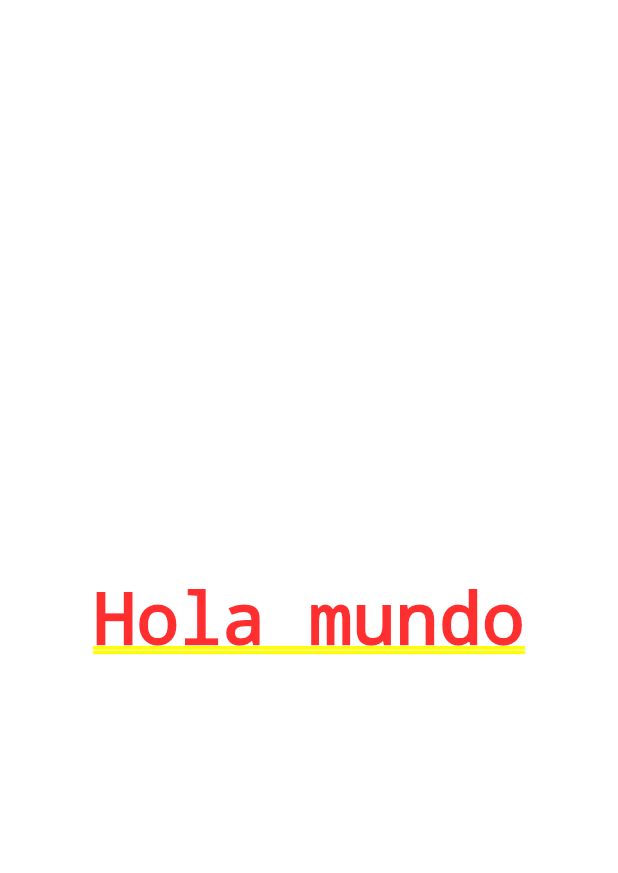
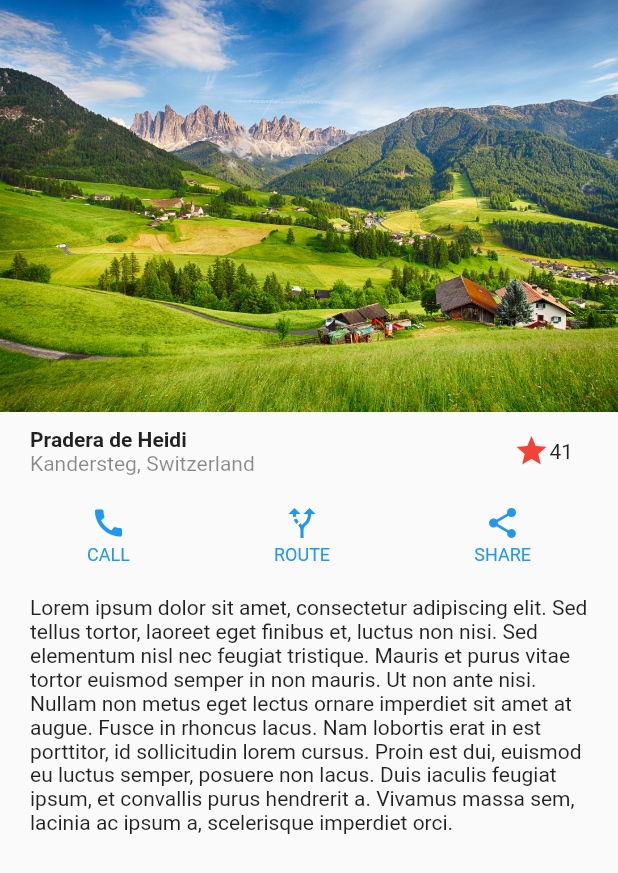
Before and after one commit to mfonsecama/flutter_designs, a Flutter app: the screen it shows after launch, on a phone screen of 412 x 824 dp. Shown: the top 873 px of the screen. Run offline on Flutter 3.47's test engine with Material 2 defaults, Android fonts, the phone set to English and light mode, and no system bars.

Commit message:
basic design

```diff
--- a/lib/main.dart
+++ b/lib/main.dart
@@ -1,4 +1,5 @@
 import 'package:flutter/material.dart';
+import 'package:flutter_designs/screens/basic_design.dart';
 
 void main() => runApp(const MyApp());
 
@@ -7,10 +8,11 @@ class MyApp extends StatelessWidget {
 
   @override
   Widget build(BuildContext context) {
-    return const MaterialApp(
-        title: 'Material App',
-        home: Center(
-          child: Text('Hola mundo'),
-        ));
+    return MaterialApp(
+      debugShowCheckedModeBanner: false,
+      title: 'Material App',
+      initialRoute: 'basic_design',
+      routes: {'basic_design': (_) => const BasicDesignScreen()},
+    );
   }
 }
--- /dev/null
+++ b/lib/screens/basic_design.dart
@@ -0,0 +1,128 @@
+import 'package:flutter/material.dart';
+
+class BasicDesignScreen extends StatelessWidget {
+  const BasicDesignScreen({Key? key}) : super(key: key);
+
+  @override
+  Widget build(BuildContext context) {
+    return Scaffold(
+      body: Column(
+        children: [
+          const FadeInImage(
+              placeholder: AssetImage('assets/landscape.jpg'),
+              image: AssetImage('assets/landscape.jpg')),
+          const Title(),
+          const Buttons(),
+          Container(
+            margin: const EdgeInsets.symmetric(horizontal: 20, vertical: 10),
+            child: const Text(
+                'Lorem ipsum dolor sit amet, consectetur adipiscing elit. Sed tellus tortor, laoreet eget finibus et, luctus non nisi. Sed elementum nisl nec feugiat tristique. Mauris et purus vitae tortor euismod semper in non mauris. Ut non ante nisi. Nullam non metus eget lectus ornare imperdiet sit amet at augue. Fusce in rhoncus lacus. Nam lobortis erat in est porttitor, id sollicitudin lorem cursus. Proin est dui, euismod eu luctus semper, posuere non lacus. Duis iaculis feugiat ipsum, et convallis purus hendrerit a. Vivamus massa sem, lacinia ac ipsum a, scelerisque imperdiet orci.'),
+          )
+        ],
+      ),
+    );
+  }
+}
+
+class Buttons extends StatelessWidget {
+  const Buttons({
+    Key? key,
+  }) : super(key: key);
+
+  @override
+  Widget build(BuildContext context) {
+    return Padding(
+      padding: const EdgeInsets.all(10.0),
+      child: Row(
+        mainAxisAlignment: MainAxisAlignment.spaceAround,
+        children: const [
+          IconTextColumn(
+            icon: Icons.call,
+            text: 'Call',
+          ),
+          IconTextColumn(
+            icon: Icons.alt_route,
+            text: 'Route',
+          ),
+          IconTextColumn(
+            icon: Icons.share,
+            text: 'Share',
+          ),
+        ],
+      ),
+    );
+  }
+}
+
+class IconTextColumn extends StatelessWidget {
+  final IconData icon;
+  final String text;
+
+  const IconTextColumn({
+    Key? key,
+    required this.icon,
+    required this.text,
+  }) : super(key: key);
+
+  @override
+  Widget build(BuildContext context) {
+    return Column(
+      children: [
+        Icon(icon, color: Colors.blue),
+        const SizedBox(
+          height: 2,
+        ),
+        Text(
+          text.toUpperCase(),
+          style: const TextStyle(color: Colors.blue, fontSize: 12),
+        )
+      ],
+    );
+  }
+}
+
+class Title extends StatelessWidget {
+  const Title({
+    Key? key,
+  }) : super(key: key);
+
+  @override
+  Widget build(BuildContext context) {
+    return Padding(
+      padding: const EdgeInsets.all(10),
+      child: Row(
+        children: [
+          Container(
+            margin: const EdgeInsets.symmetric(horizontal: 10),
+            child: Column(
+              crossAxisAlignment: CrossAxisAlignment.start,
+              children: const [
+                Text(
+                  'Pradera de Heidi',
+                  style: TextStyle(fontWeight: FontWeight.bold),
+                ),
+                Text(
+                  'Kandersteg, Switzerland',
+                  style: TextStyle(color: Colors.black45),
+                ),
+              ],
+            ),
+          ),
+          Expanded(child: Container()),
+          Container(
+            margin: const EdgeInsets.only(right: 20),
+            child: Row(
+              children: const [
+                Icon(
+                  Icons.star,
+                  color: Colors.red,
+                ),
+                Text('41')
+              ],
+            ),
+          ),
+        ],
+      ),
+    );
+  }
+}
--- a/pubspec.yaml
+++ b/pubspec.yaml
@@ -58,8 +58,8 @@ flutter:
   uses-material-design: true
 
   # To add assets to your application, add an assets section, like this:
-  # assets:
-  #   - images/a_dot_burr.jpeg
+  assets:
+    - assets/
   #   - images/a_dot_ham.jpeg
 
   # An image asset can refer to one or more resolution-specific "variants", see
```
Also changed, not shown: assets/landscape.jpg (added).
